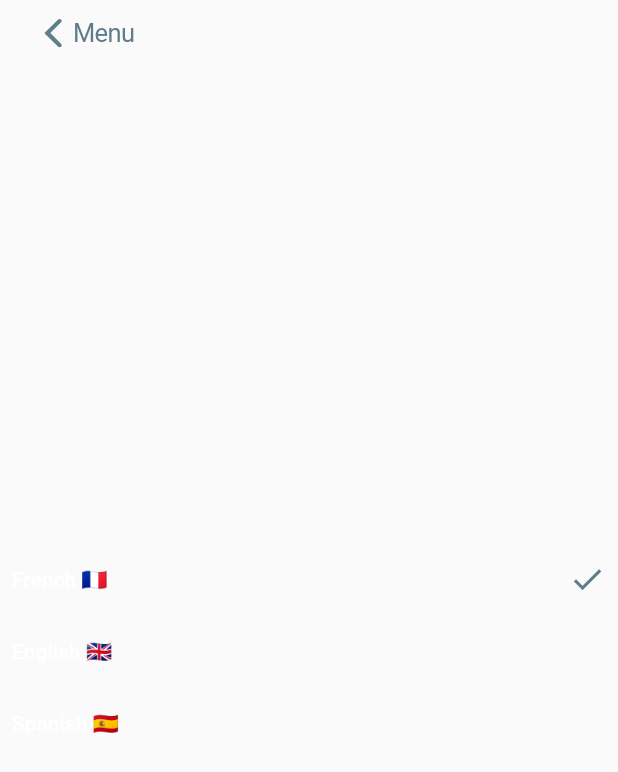
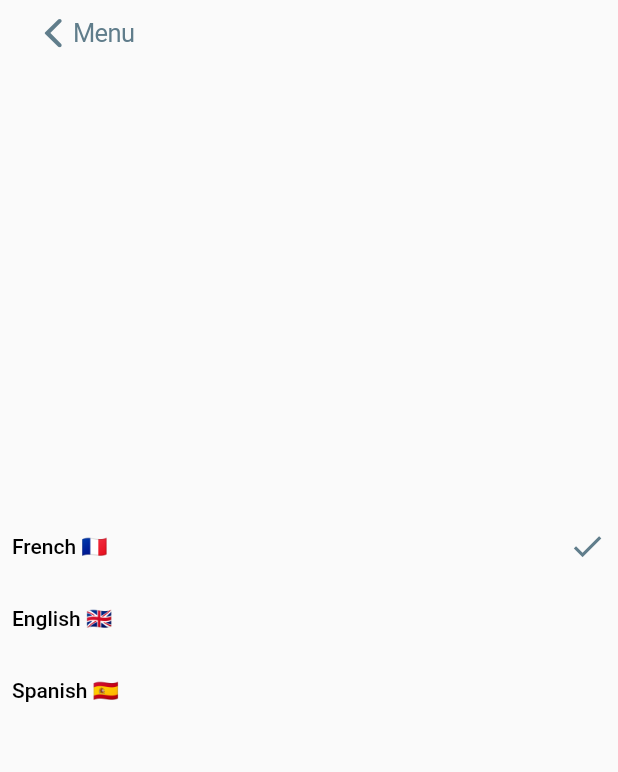
Before and after one commit to A-French-PngHash/Vocab-Flutter, a Flutter app: the screen it shows after launch, after a tap on "Original Language", on a phone screen of 412 x 824 dp. Shown: the top 772 px of the screen. Run offline on Flutter 3.47's test engine with Material 2 defaults, Android fonts, the phone set to English and light mode, and no system bars; our stand-ins replace bloc, flutter_bloc, freezed_annotation, shared_preferences, sqflite; accounts and stored records are empty; Roboto replaces fonts that are missing (HurmeGeoSans).

Commit message:
New theme on main page

```diff
--- a/lib/Interface/Elements/language_picker/picker.dart
+++ b/lib/Interface/Elements/language_picker/picker.dart
@@ -45,7 +45,7 @@ class Picker extends StatelessWidget {
             style: Theme.of(context).textTheme.bodyText2,
           ), // Text describing what the picker is selecting.
           Spacer(),
-          Text(currently_selected, style: TextStyle(color: Color(0xFF94949B), fontSize: 17)),
+          Text(currently_selected, style: TextStyle(fontSize: 17)),
           Icon(Icons.keyboard_arrow_right_rounded),
         ],
       ),
--- a/lib/Interface/Elements/language_picker/select_data.dart
+++ b/lib/Interface/Elements/language_picker/select_data.dart
@@ -12,10 +12,8 @@ class SelectFromData extends StatelessWidget {
   @override
   Widget build(BuildContext context) {
     return Scaffold(
-      backgroundColor: Colors.black,
       body: CupertinoPageScaffold(
         navigationBar: CupertinoNavigationBar(
-          backgroundColor: Colors.black,
           leading: CupertinoNavigationBarBackButton(
             previousPageTitle: "Menu",
             onPressed: () {
@@ -62,7 +60,7 @@ class SelectFromData extends StatelessWidget {
                 children: [
                   Text(
                     dataElement,
-                    style: TextStyle(color: Colors.white),
+                    style: TextStyle(color: Colors.black),
                   ),
                   Spacer(),
                   if (currentlySelected.contains(dataElement)) Icon(Icons.check),
--- a/lib/Interface/Pages/main_menu_page.dart
+++ b/lib/Interface/Pages/main_menu_page.dart
@@ -74,7 +74,7 @@ class MainMenuPage extends StatelessWidget {
               children: [
                 Text(
                   "Vocab",
-                  style: TextStyle(fontSize: 40, color: Colors.white, fontWeight: FontWeight.bold),
+                  style: TextStyle(fontSize: 40, fontWeight: FontWeight.bold),
                 )
               ],
               mainAxisAlignment: MainAxisAlignment.start,
@@ -89,17 +89,19 @@ class MainMenuPage extends StatelessWidget {
               currentlySelectedThemes: currentlySelectedTheme,
               numberOfTranslationToDo: numberOfTranslationToDo),
           Spacer(),
-          GradientButton(
-            text: "View word list",
+          ElevatedButton(
             onPressed: () {
               pushWordList(context);
             },
+            child: Text("View word list"),
+            style: ElevatedButton.styleFrom(primary: Colors.blue),
           ),
-          GradientButton(
-            text: "Start",
+          ElevatedButton(
             onPressed: () {
               pushTrainingView(context, numberOfTranslationToDo);
             },
+            child: Text("Start"),
+            style: ElevatedButton.styleFrom(primary: Colors.blue),
           ),
           Text("By Titouan Blossier"),
         ],
@@ -126,7 +128,6 @@ class MainMenuPage extends StatelessWidget {
     return Container(
       margin: EdgeInsets.all(20),
       decoration: BoxDecoration(
-        color: Color(0xFF1C1C1E),
         borderRadius: BorderRadius.circular(9),
       ),
       child: Column(
@@ -222,12 +223,11 @@ class MainMenuPage extends StatelessWidget {
               ),
               Spacer(),
               SizedBox(
-                child: CustomTextField(
+                child: TextField(
                   autofocus: false,
-                  textInputType: TextInputType.number,
-                  padding: EdgeInsets.all(0),
+                  keyboardType: TextInputType.number,
                   readOnly: currentUser == "tymeo",
-                  initialValue: numberOfTranslationToDo.toString(),
+                  controller: TextEditingController(text: numberOfTranslationToDo.toString()),
                   onSubmitted: (String value) {
                     print("submitted");
                     final valueInt = int.tryParse(value);
--- a/lib/Interface/Pages/training_page.dart
+++ b/lib/Interface/Pages/training_page.dart
@@ -43,7 +43,6 @@ class TrainingPage extends StatelessWidget {
           }, word:
               (String wordToTranslate, String? comment, int wordNumber, String textUnderField, Color textFieldColor) {
             return viewV2(context, wordToTranslate, comment, wordNumber, textUnderField, textFieldColor);
-            //buildWordView(context, wordToTranslate, comment, wordNumber);
           }, correction: (String wordToTranslate, bool correct, String correctTranslation, String inputedTranslation,
               int wordNumber, String? comment, _, String textUnderField, Color textFieldColor) {
             return viewV2(
@@ -57,12 +56,6 @@ class TrainingPage extends StatelessWidget {
               correctTranslation: correctTranslation,
               inputedTranslation: inputedTranslation,
             );
-            /*if (correct) {
-              return buildCorrectView(context, wordToTranslate, translationInputed, wordNumber, comment);
-            } else {
-              return buildIncorrectView(
-                  context, wordToTranslate, correctTranslation, translationInputed, wordNumber, comment);
-            }*/
           }, finished: (int correct, int incorrect) {
             return buildFinishedView(context, correct, incorrect);
           }, orElse: () {
@@ -141,7 +134,11 @@ class TrainingPage extends StatelessWidget {
       child: Column(
         children: [
           Row(mainAxisAlignment: MainAxisAlignment.spaceBetween, children: [
-            Icon(Icons.close),
+            IconButton(
+                onPressed: () {
+                  Navigator.pop(context);
+                },
+                icon: Icon(Icons.close)),
             Container(
               width: 250,
               child: LinearProgressIndicator(
--- a/lib/themes.dart
+++ b/lib/themes.dart
@@ -4,6 +4,7 @@ class Themes {
   final theme1 = ThemeData(
     brightness: Brightness.light,
     primaryColor: Colors.orange,
+    textTheme: TextTheme(bodyText2: TextStyle(color: Colors.black)),
     colorScheme: ColorScheme.light(primary: Colors.blueGrey),
     fontFamily: "HurmeGeoSans",
     iconTheme: IconThemeData(color: Color(0xFF94949B), size: 25),
```
